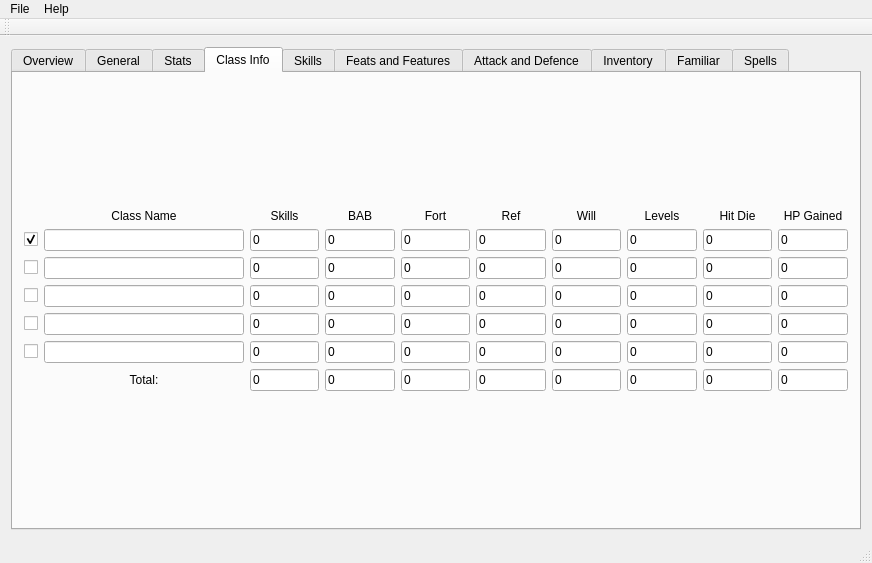
Above: mainwindow.ui from apocolypse600/PathfinderCharacterCreator before the change. Below: the same form after it.
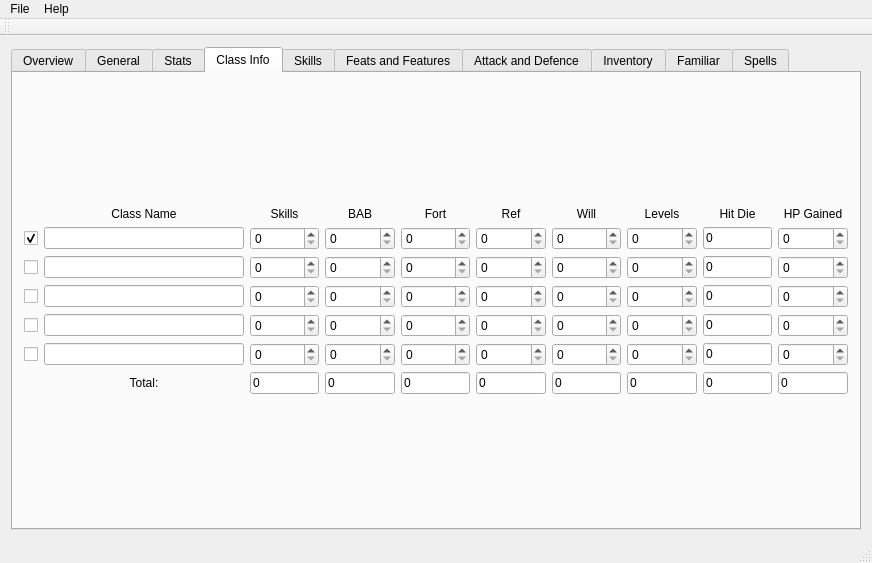
That is the form after the change.

Commit message: Migrate class tab over to spinboxes

```diff
--- a/mainwindow.ui
+++ b/mainwindow.ui
@@ -842,34 +842,6 @@
             </property>
            </widget>
           </item>
-          <item row="1" column="4">
-           <widget class="QLineEdit" name="lineEditClassFortSave1">
-            <property name="text">
-             <string>0</string>
-            </property>
-           </widget>
-          </item>
-          <item row="2" column="3">
-           <widget class="QLineEdit" name="lineEditClassBAB2">
-            <property name="text">
-             <string>0</string>
-            </property>
-           </widget>
-          </item>
-          <item row="1" column="8">
-           <widget class="QLineEdit" name="lineEditHitDie1">
-            <property name="text">
-             <string>0</string>
-            </property>
-           </widget>
-          </item>
-          <item row="1" column="2">
-           <widget class="QLineEdit" name="lineEditClassSkills1">
-            <property name="text">
-             <string>0</string>
-            </property>
-           </widget>
-          </item>
           <item row="0" column="9">
            <widget class="QLabel" name="labelHPGained">
             <property name="maximumSize">
@@ -886,76 +858,6 @@
             </property>
            </widget>
           </item>
-          <item row="1" column="3">
-           <widget class="QLineEdit" name="lineEditClassBAB1">
-            <property name="text">
-             <string>0</string>
-            </property>
-           </widget>
-          </item>
-          <item row="1" column="5">
-           <widget class="QLineEdit" name="lineEditClassRefSave1">
-            <property name="text">
-             <string>0</string>
-            </property>
-           </widget>
-          </item>
-          <item row="3" column="2">
-           <widget class="QLineEdit" name="lineEditClassSkills3">
-            <property name="text">
-             <string>0</string>
-            </property>
-           </widget>
-          </item>
-          <item row="3" column="3">
-           <widget class="QLineEdit" name="lineEditClassBAB3">
-            <property name="text">
-             <string>0</string>
-            </property>
-           </widget>
-          </item>
-          <item row="1" column="6">
-           <widget class="QLineEdit" name="lineEditClassWillSave1">
-            <property name="text">
-             <string>0</string>
-            </property>
-           </widget>
-          </item>
-          <item row="1" column="7">
-           <widget class="QLineEdit" name="lineEditClassLevels1">
-            <property name="text">
-             <string>0</string>
-            </property>
-           </widget>
-          </item>
-          <item row="3" column="5">
-           <widget class="QLineEdit" name="lineEditClassRefSave3">
-            <property name="text">
-             <string>0</string>
-            </property>
-           </widget>
-          </item>
-          <item row="3" column="6">
-           <widget class="QLineEdit" name="lineEditClassWillSave3">
-            <property name="text">
-             <string>0</string>
-            </property>
-           </widget>
-          </item>
-          <item row="3" column="7">
-           <widget class="QLineEdit" name="lineEditClassLevels3">
-            <property name="text">
-             <string>0</string>
-            </property>
-           </widget>
-          </item>
-          <item row="1" column="9">
-           <widget class="QLineEdit" name="lineEditHPGained1">
-            <property name="text">
-             <string>0</string>
-            </property>
-           </widget>
-          </item>
           <item row="2" column="1">
            <widget class="QLineEdit" name="lineEditClass2">
             <property name="minimumSize">
@@ -966,69 +868,6 @@
             </property>
            </widget>
           </item>
-          <item row="2" column="2">
-           <widget class="QLineEdit" name="lineEditClassSkills2">
-            <property name="text">
-             <string>0</string>
-            </property>
-           </widget>
-          </item>
-          <item row="4" column="2">
-           <widget class="QLineEdit" name="lineEditClassSkills4">
-            <property name="text">
-             <string>0</string>
-            </property>
-           </widget>
-          </item>
-          <item row="4" column="3">
-           <widget class="QLineEdit" name="lineEditClassBAB4">
-            <property name="text">
-             <string>0</string>
-            </property>
-           </widget>
-          </item>
-          <item row="2" column="4">
-           <widget class="QLineEdit" name="lineEditClassFortSave2">
-            <property name="text">
-             <string>0</string>
-            </property>
-           </widget>
-          </item>
-          <item row="2" column="5">
-           <widget class="QLineEdit" name="lineEditClassRefSave2">
-            <property name="text">
-             <string>0</string>
-            </property>
-           </widget>
-          </item>
-          <item row="2" column="6">
-           <widget class="QLineEdit" name="lineEditClassWillSave2">
-            <property name="text">
-             <string>0</string>
-            </property>
-           </widget>
-          </item>
-          <item row="2" column="7">
-           <widget class="QLineEdit" name="lineEditClassLevels2">
-            <property name="text">
-             <string>0</string>
-            </property>
-           </widget>
-          </item>
-          <item row="2" column="8">
-           <widget class="QLineEdit" name="lineEditHitDie2">
-            <property name="text">
-             <string>0</string>
-            </property>
-           </widget>
-          </item>
-          <item row="2" column="9">
-           <widget class="QLineEdit" name="lineEditHPGained2">
-            <property name="text">
-             <string>0</string>
-            </property>
-           </widget>
-          </item>
           <item row="3" column="1">
            <widget class="QLineEdit" name="lineEditClass3">
             <property name="minimumSize">
@@ -1059,13 +898,6 @@
             </property>
            </widget>
           </item>
-          <item row="3" column="4">
-           <widget class="QLineEdit" name="lineEditClassFortSave3">
-            <property name="text">
-             <string>0</string>
-            </property>
-           </widget>
-          </item>
           <item row="6" column="8">
            <widget class="QLineEdit" name="lineEditHitDieTotal">
             <property name="text">
@@ -1086,20 +918,6 @@
             </property>
            </widget>
           </item>
-          <item row="3" column="8">
-           <widget class="QLineEdit" name="lineEditHitDie3">
-            <property name="text">
-             <string>0</string>
-            </property>
-           </widget>
-          </item>
-          <item row="3" column="9">
-           <widget class="QLineEdit" name="lineEditHPGained3">
-            <property name="text">
-             <string>0</string>
-            </property>
-           </widget>
-          </item>
           <item row="4" column="1">
            <widget class="QLineEdit" name="lineEditClass4">
             <property name="minimumSize">
@@ -1110,48 +928,6 @@
             </property>
            </widget>
           </item>
-          <item row="4" column="4">
-           <widget class="QLineEdit" name="lineEditClassFortSave4">
-            <property name="text">
-             <string>0</string>
-            </property>
-           </widget>
-          </item>
-          <item row="4" column="5">
-           <widget class="QLineEdit" name="lineEditClassRefSave4">
-            <property name="text">
-             <string>0</string>
-            </property>
-           </widget>
-          </item>
-          <item row="4" column="6">
-           <widget class="QLineEdit" name="lineEditClassWillSave4">
-            <property name="text">
-             <string>0</string>
-            </property>
-           </widget>
-          </item>
-          <item row="4" column="7">
-           <widget class="QLineEdit" name="lineEditClassLevels4">
-            <property name="text">
-             <string>0</string>
-            </property>
-           </widget>
-          </item>
-          <item row="4" column="8">
-           <widget class="QLineEdit" name="lineEditHitDie4">
-            <property name="text">
-             <string>0</string>
-            </property>
-           </widget>
-          </item>
-          <item row="4" column="9">
-           <widget class="QLineEdit" name="lineEditHPGained4">
-            <property name="text">
-             <string>0</string>
-            </property>
-           </widget>
-          </item>
           <item row="5" column="1">
            <widget class="QLineEdit" name="lineEditClass5">
             <property name="minimumSize">
@@ -1162,48 +938,6 @@
             </property>
            </widget>
           </item>
-          <item row="5" column="2">
-           <widget class="QLineEdit" name="lineEditClassSkills5">
-            <property name="text">
-             <string>0</string>
-            </property>
-           </widget>
-          </item>
-          <item row="5" column="3">
-           <widget class="QLineEdit" name="lineEditClassBAB5">
-            <property name="text">
-             <string>0</string>
-            </property>
-           </widget>
-          </item>
-          <item row="5" column="4">
-           <widget class="QLineEdit" name="lineEditClassFortSave5">
-            <property name="text">
-             <string>0</string>
-            </property>
-           </widget>
-          </item>
-          <item row="5" column="5">
-           <widget class="QLineEdit" name="lineEditClassRefSave5">
-            <property name="text">
-             <string>0</string>
-            </property>
-           </widget>
-          </item>
-          <item row="5" column="6">
-           <widget class="QLineEdit" name="lineEditClassWillSave5">
-            <property name="text">
-             <string>0</string>
-            </property>
-           </widget>
-          </item>
-          <item row="5" column="7">
-           <widget class="QLineEdit" name="lineEditClassLevels5">
-            <property name="text">
-             <string>0</string>
-            </property>
-           </widget>
-          </item>
           <item row="5" column="8">
            <widget class="QLineEdit" name="lineEditHitDie5">
             <property name="text">
@@ -1211,13 +945,6 @@
             </property>
            </widget>
           </item>
-          <item row="5" column="9">
-           <widget class="QLineEdit" name="lineEditHPGained5">
-            <property name="text">
-             <string>0</string>
-            </property>
-           </widget>
-          </item>
           <item row="6" column="1">
            <widget class="QLabel" name="labelClassTotal">
             <property name="maximumSize">
@@ -1401,6 +1128,139 @@
             </property>
            </widget>
           </item>
+          <item row="1" column="2">
+           <widget class="QSpinBox" name="spinBoxClassSkills1"/>
+          </item>
+          <item row="1" column="3">
+           <widget class="QSpinBox" name="spinBoxClassBAB1"/>
+          </item>
+          <item row="1" column="4">
+           <widget class="QSpinBox" name="spinBoxClassFortSave1"/>
+          </item>
+          <item row="1" column="5">
+           <widget class="QSpinBox" name="spinBoxClassRefSave1"/>
+          </item>
+          <item row="1" column="6">
+           <widget class="QSpinBox" name="spinBoxClassWillSave1"/>
+          </item>
+          <item row="1" column="7">
+           <widget class="QSpinBox" name="spinBoxClassLevels1"/>
+          </item>
+          <item row="1" column="9">
+           <widget class="QSpinBox" name="spinBoxHPGained1"/>
+          </item>
+          <item row="4" column="8">
+           <widget class="QLineEdit" name="lineEditHitDie4">
+            <property name="text">
+             <string>0</string>
+            </property>
+           </widget>
+          </item>
+          <item row="3" column="8">
+           <widget class="QLineEdit" name="lineEditHitDie3">
+            <property name="text">
+             <string>0</string>
+            </property>
+           </widget>
+          </item>
+          <item row="2" column="8">
+           <widget class="QLineEdit" name="lineEditHitDie2">
+            <property name="text">
+             <string>0</string>
+            </property>
+           </widget>
+          </item>
+          <item row="1" column="8">
+           <widget class="QLineEdit" name="lineEditHitDie1">
+            <property name="text">
+             <string>0</string>
+            </property>
+           </widget>
+          </item>
+          <item row="2" column="2">
+           <widget class="QSpinBox" name="spinBoxClassSkills2"/>
+          </item>
+          <item row="3" column="2">
+           <widget class="QSpinBox" name="spinBoxClassSkills3"/>
+          </item>
+          <item row="4" column="2">
+           <widget class="QSpinBox" name="spinBoxClassSkills4"/>
+          </item>
+          <item row="4" column="3">
+           <widget class="QSpinBox" name="spinBoxClassBAB4"/>
+          </item>
+          <item row="3" column="3">
+           <widget class="QSpinBox" name="spinBoxClassBAB3"/>
+          </item>
+          <item row="2" column="3">
+           <widget class="QSpinBox" name="spinBoxClassBAB2"/>
+          </item>
+          <item row="2" column="4">
+           <widget class="QSpinBox" name="spinBoxClassFortSave2"/>
+          </item>
+          <item row="3" column="4">
+           <widget class="QSpinBox" name="spinBoxClassFortSave3"/>
+          </item>
+          <item row="4" column="4">
+           <widget class="QSpinBox" name="spinBoxClassFortSave4"/>
+          </item>
+          <item row="4" column="5">
+           <widget class="QSpinBox" name="spinBoxClassRefSave4"/>
+          </item>
+          <item row="3" column="5">
+           <widget class="QSpinBox" name="spinBoxClassRefSave3"/>
+          </item>
+          <item row="2" column="5">
+           <widget class="QSpinBox" name="spinBoxClassRefSave2"/>
+          </item>
+          <item row="2" column="6">
+           <widget class="QSpinBox" name="spinBoxClassWillSave2"/>
+          </item>
+          <item row="3" column="6">
+           <widget class="QSpinBox" name="spinBoxClassWillSave3"/>
+          </item>
+          <item row="4" column="6">
+           <widget class="QSpinBox" name="spinBoxClassWillSave4"/>
+          </item>
+          <item row="4" column="7">
+           <widget class="QSpinBox" name="spinBoxClassLevels4"/>
+          </item>
+          <item row="3" column="7">
+           <widget class="QSpinBox" name="spinBoxClassLevels3"/>
+          </item>
+          <item row="2" column="7">
+           <widget class="QSpinBox" name="spinBoxClassLevels2"/>
+          </item>
+          <item row="2" column="9">
+           <widget class="QSpinBox" name="spinBoxHPGained2"/>
+          </item>
+          <item row="3" column="9">
+           <widget class="QSpinBox" name="spinBoxHPGained3"/>
+          </item>
+          <item row="4" column="9">
+           <widget class="QSpinBox" name="spinBoxHPGained4"/>
+          </item>
+          <item row="5" column="2">
+           <widget class="QSpinBox" name="spinBoxClassSkills5"/>
+          </item>
+          <item row="5" column="3">
+           <widget class="QSpinBox" name="spinBoxClassBAB5"/>
+          </item>
+          <item row="5" column="4">
+           <widget class="QSpinBox" name="spinBoxClassFortSave5"/>
+          </item>
+          <item row="5" column="5">
+           <widget class="QSpinBox" name="spinBoxClassRefSave5"/>
+          </item>
+          <item row="5" column="6">
+           <widget class="QSpinBox" name="spinBoxClassWillSave5"/>
+          </item>
+          <item row="5" column="7">
+           <widget class="QSpinBox" name="spinBoxClassLevels5"/>
+          </item>
+          <item row="5" column="9">
+           <widget class="QSpinBox" name="spinBoxHPGained5"/>
+          </item>
          </layout>
         </item>
        </layout>
```
Left out of the diff: 79 changed lines with no effect on the pictures.
